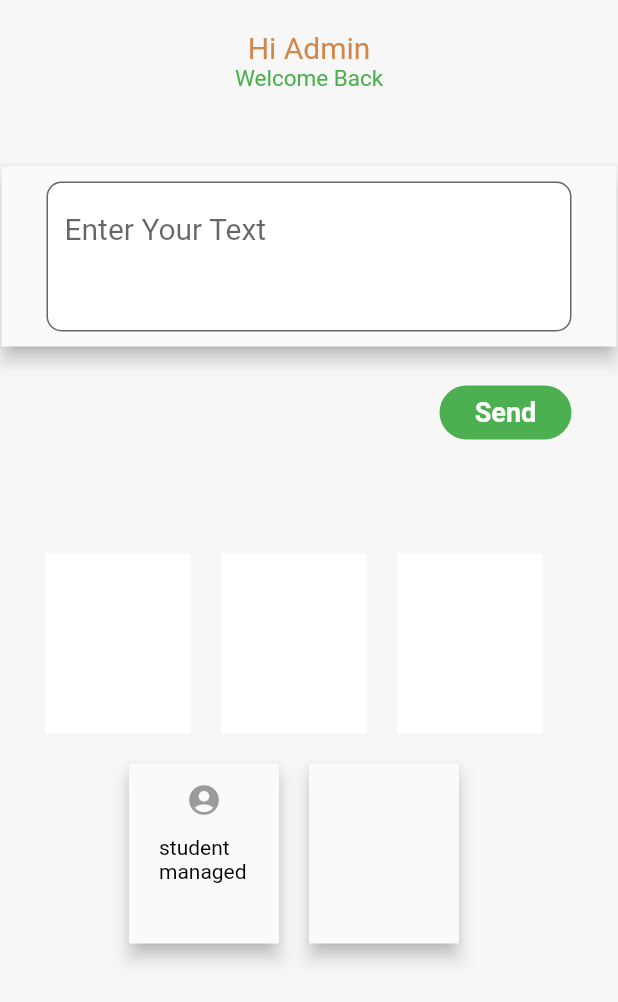
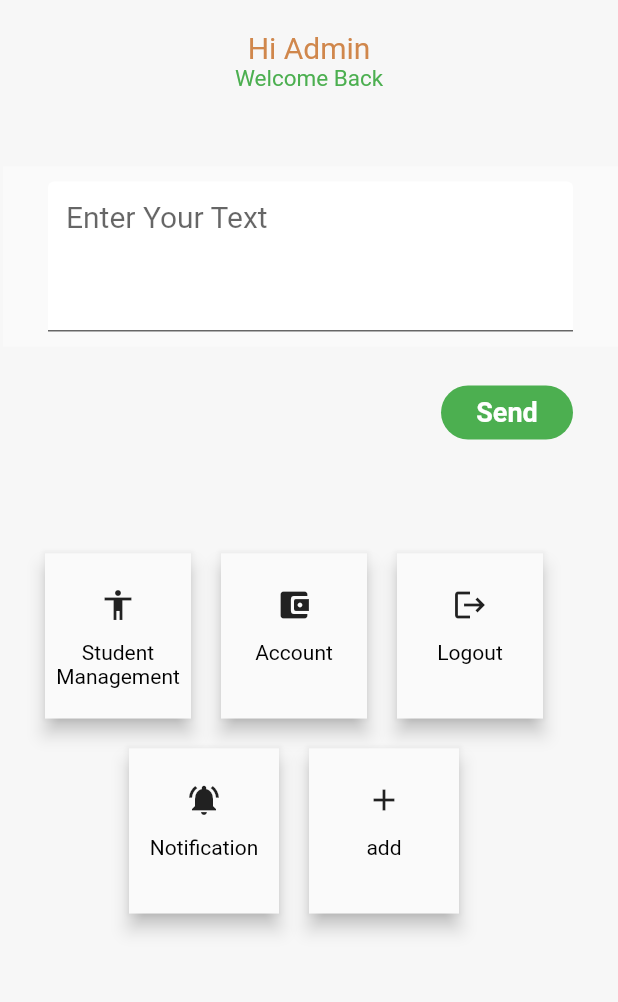
Before and after one commit to nisarali0579/campusemargyservices, a Flutter app: the adminScreen screen opened by its route, on a phone screen of 412 x 824 dp. Shown: the top 1002 px of the screen. Run offline on Flutter 3.47's test engine with Material 2 defaults, Android fonts, the phone set to English and light mode, and no system bars; our stand-ins replace cloud_firestore, firebase_auth, firebase_core, google_sign_in; accounts and stored records are empty.

Commit message:
ces project

```diff
--- /dev/null
+++ b/lib/Widgets/card_widget_screen.dart
@@ -0,0 +1,32 @@
+import 'package:flutter/material.dart';
+
+class Cards extends StatelessWidget {
+  final Function onPressed;
+  final String name;
+  final Icon icon;
+  Cards({ this.onPressed, this.name,  this.icon});
+
+
+  @override
+  Widget build(BuildContext context) {
+    return Flexible(
+      child: Container(
+        height: 110,
+        width: 100,
+        color: Colors.white,
+        child: Material(
+          elevation: 5,
+          child: Column(crossAxisAlignment: CrossAxisAlignment.center,
+            children: [
+              SizedBox(height: 10,),
+              IconButton(icon: icon,onPressed: onPressed,),
+
+                 Text(name, textAlign: TextAlign.center,style:TextStyle(color: Colors.black,),),
+
+            ],
+          ),
+        ),
+      ),
+    );
+  }
+}
--- a/lib/main.dart
+++ b/lib/main.dart
@@ -8,6 +8,7 @@ import 'package:campus_emargency_project_ui/screens/ResistScreen.dart';
 import 'package:campus_emargency_project_ui/screens/admin_screen.dart';
 import 'package:campus_emargency_project_ui/screens/user_screen.dart';
 import 'package:firebase_core/firebase_core.dart';
+import 'package:campus_emargency_project_ui/screens/admin_login_screen.dart';
 void main() async{
   WidgetsFlutterBinding.ensureInitialized();
   await Firebase.initializeApp();
@@ -23,12 +24,13 @@ class MyApp extends StatelessWidget {
       initialRoute: WelcomeScreen.id,
       routes: {
         WelcomeScreen.id: (context) => WelcomeScreen(),
-        LoginScreen.id: (context) => LoginScreen(),
+        UserLoginScreen.id: (context) => UserLoginScreen(),
         SignUpScreen.id: (context) => SignUpScreen(),
         ForgetPassword.id: (context) => ForgetPassword(),
         ResitPassword.id: (context) => ResitPassword(),
         adminScreen.id: (context) => adminScreen(),
         userScreen.id: (context) => userScreen(),
+        AdminLoginScreen.id:(context)=>AdminLoginScreen(),
       },
     );
   }
--- a/lib/screens/ResistScreen.dart
+++ b/lib/screens/ResistScreen.dart
@@ -27,7 +27,7 @@ class _ResitPasswordState extends State<ResitPassword> {
           // Utils.button('type your email', (){}),
           Center(
             child: Utils.smallButton('Done',(){
-              Navigator.pushNamed(context, LoginScreen.id);
+              Navigator.pushNamed(context, UserLoginScreen.id);
             }),
           )
 
--- a/lib/screens/admin_screen.dart
+++ b/lib/screens/admin_screen.dart
@@ -1,6 +1,8 @@
 
 import 'package:flutter/material.dart';
 import 'package:campus_emargency_project_ui/utils/utils.dart';
+import 'package:campus_emargency_project_ui/Widgets/card_widget_screen.dart';
+import 'package:google_sign_in/google_sign_in.dart';
 
 class adminScreen extends StatefulWidget {
   static String id = 'adminScreen';
@@ -15,7 +17,10 @@ class _adminScreenState extends State<adminScreen> {
     return SafeArea(
       child: Scaffold(
           backgroundColor: Color(0XFFF7F7F7),
-          body: Column(
+          body: ListView(
+            children: [
+             Container(
+               child: Column(
                  children: [
                    SizedBox(
                      height: 20.0,
@@ -28,6 +33,9 @@ class _adminScreenState extends State<adminScreen> {
                      'Welcome Back',
                      style: TextStyle(color: Colors.green, fontSize: 15.0),
                    ),
+                 ],
+               ),
+             ),
               Column(
                 crossAxisAlignment: CrossAxisAlignment.end,
                 children: [
@@ -36,7 +44,7 @@ class _adminScreenState extends State<adminScreen> {
                   ),
                   Container(
                     child: Material(
-                      elevation: 5,
+                     // elevation: 5,
                       child: Padding(
                         padding: const EdgeInsets.symmetric(horizontal: 30.0,vertical: 10),
                         child: SizedBox(
@@ -49,9 +57,7 @@ class _adminScreenState extends State<adminScreen> {
                                 fillColor: Colors.white,
                                 filled: true,
                                 hintText: 'Enter Your Text',
-                                border: OutlineInputBorder(
-                                  borderRadius: BorderRadius.circular(10.0),
-                                )),
+                                ),
                           ),
                         ),
                       ),
@@ -71,33 +77,15 @@ class _adminScreenState extends State<adminScreen> {
                 padding: const EdgeInsets.symmetric(horizontal: 30.0),
                 child: Row(
                   children: [
-                    Flexible(
-                      child: Container(
-                        height: 120,
-                        width: 100,
-                        color: Colors.white,
-                      ),
-                    ),
+                    Cards(icon: Icon(Icons.accessibility),name: "Student Management",onPressed: (){},),
                     SizedBox(
                       width: 20.0,
                     ),
-                    Flexible(
-                      child: Container(
-                        height: 120,
-                        width: 100,
-                        color: Colors.white,
-                      ),
-                    ),
+                    Cards(icon: Icon(Icons.account_balance_wallet_rounded),name: "Account",onPressed: (){},),
                     SizedBox(
                       width: 20.0,
                     ),
-                    Flexible(
-                      child: Container(
-                        height: 120,
-                        width: 100,
-                        color: Colors.white,
-                      ),
-                    ),
+                    Cards(icon: Icon(Icons.logout),name: "Logout",onPressed: (){},),
                     SizedBox(
                       width: 20.0,
                     )
@@ -109,37 +97,13 @@ class _adminScreenState extends State<adminScreen> {
                     horizontal: 30.0, vertical: 20.0),
                 child: Row(mainAxisAlignment: MainAxisAlignment.center,
                   children: [
-                    Flexible(
-                      child: Container(
-                        height: 120,
-                        width: 100,
-                        color: Colors.white,
-                        child: Material(
-                          elevation: 5,
-                          child: Column(crossAxisAlignment: CrossAxisAlignment.center,
-                            children: [
-                              IconButton(icon: Icon(Icons.account_circle_rounded), onPressed: null),
-                             Padding(
-                               padding: const EdgeInsets.only(left: 20.0),
-                               child: Text("student managed",style: TextStyle(color: Colors.black,),),
-                             )
-                            ],
-                          ),
-                        ),
-                      ),
-                    ),
+
+                    Cards(icon: Icon(Icons.notifications_on),name: "Notification",onPressed: (){},),
+
                     SizedBox(
                       width: 20.0,
                     ),
-                    Flexible(
-                      child: Container(
-                        height: 120, width: 100,
-                        // color: Colors.white,
-                        child: Material(
-                          elevation: 5,
-                        ),
-                      ),
-                    ),
+                    Cards(icon: Icon(Icons.add),name:"add",onPressed: (){},),
                     SizedBox(
                       width: 20.0,
                     )
--- a/lib/screens/signup_screen.dart
+++ b/lib/screens/signup_screen.dart
@@ -111,7 +111,7 @@ class _SignUpScreenState extends State<SignUpScreen> {
             SizedBox(
               height: 60.0,
             ),
-            Utils.largeButton('Login', () async {
+            Utils.largeLoginButton('Login', () async {
               try {
                 // setState(() {
                 //   showSpinner=true;
@@ -122,7 +122,7 @@ class _SignUpScreenState extends State<SignUpScreen> {
                   // setState(() {
                   //   showSpinner=false;
                   // });
-                  Navigator.pushNamed(context, LoginScreen.id);
+                  Navigator.pushNamed(context, UserLoginScreen.id);
                 }
               } catch (e) {
                 print(e);
@@ -131,7 +131,7 @@ class _SignUpScreenState extends State<SignUpScreen> {
             SizedBox(
               height: 10.0,
             ),
-            Utils.largeButton("GO BACK", () {
+            Utils.largeLoginButton("GO BACK", () {
               Navigator.pushNamed(context, WelcomeScreen.id);
             })
           ],
--- a/lib/utils/utils.dart
+++ b/lib/utils/utils.dart
@@ -25,15 +25,13 @@ class Utils{
     );
   }
 
-  static Widget largeButton(String title,Function onPressed) {
+  static Widget largeLoginButton(String title,Function onPressed) {
      return InkWell(
        onTap: onPressed,
        child: Padding(
          padding:    EdgeInsets.symmetric(horizontal: 120.0),
          child: Container(
-
            height: 45.0,
-          // width: 149.0,
            decoration: BoxDecoration(
                color: Color(0xffD0874C),
                borderRadius: BorderRadius.all(Radius.circular(30))),
--- a/pubspec.yaml
+++ b/pubspec.yaml
@@ -33,6 +33,7 @@ dependencies:
   firebase_auth: ^0.20.1
   cloud_firestore: ^0.16.0+1
   modal_progress_hud: ^0.1.3
+  google_sign_in:
 
 
 dev_dependencies:
```
Also changed, not shown: lib/screens/admin_login_screen.dart (+52 -63 lines), lib/screens/login_home.dart (+6 -8 lines), lib/screens/user_login_screen.dart (+6 -7 lines), pubspec.lock, 2 other files. Lines whose indentation alone changed are shown as unchanged.
